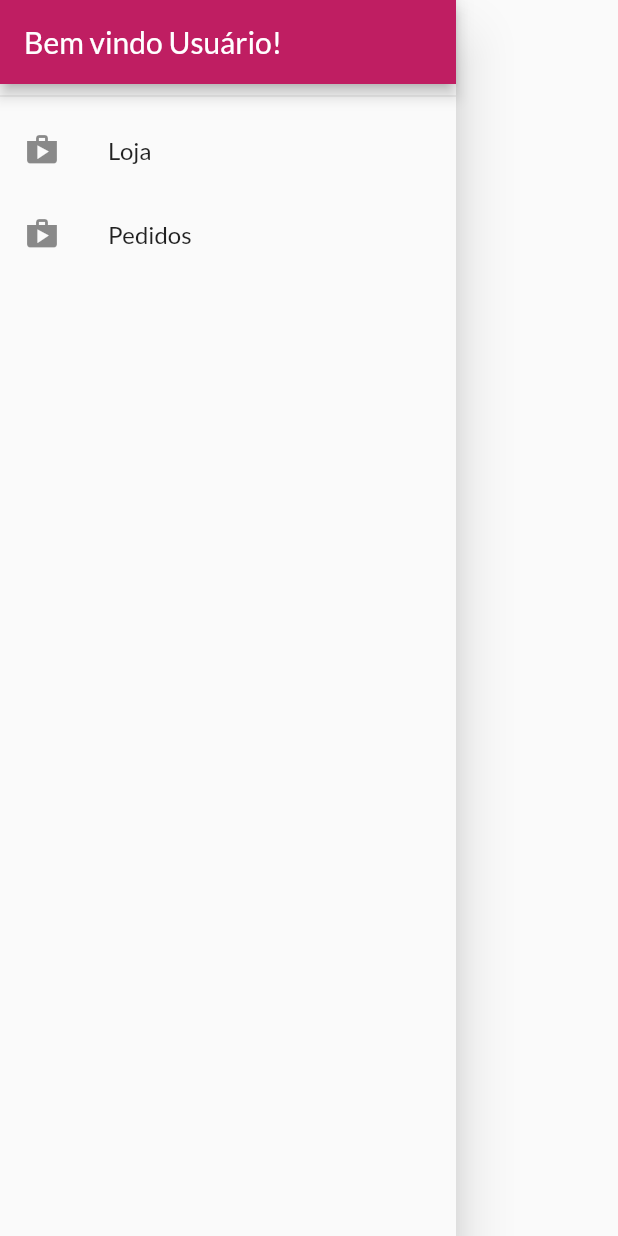
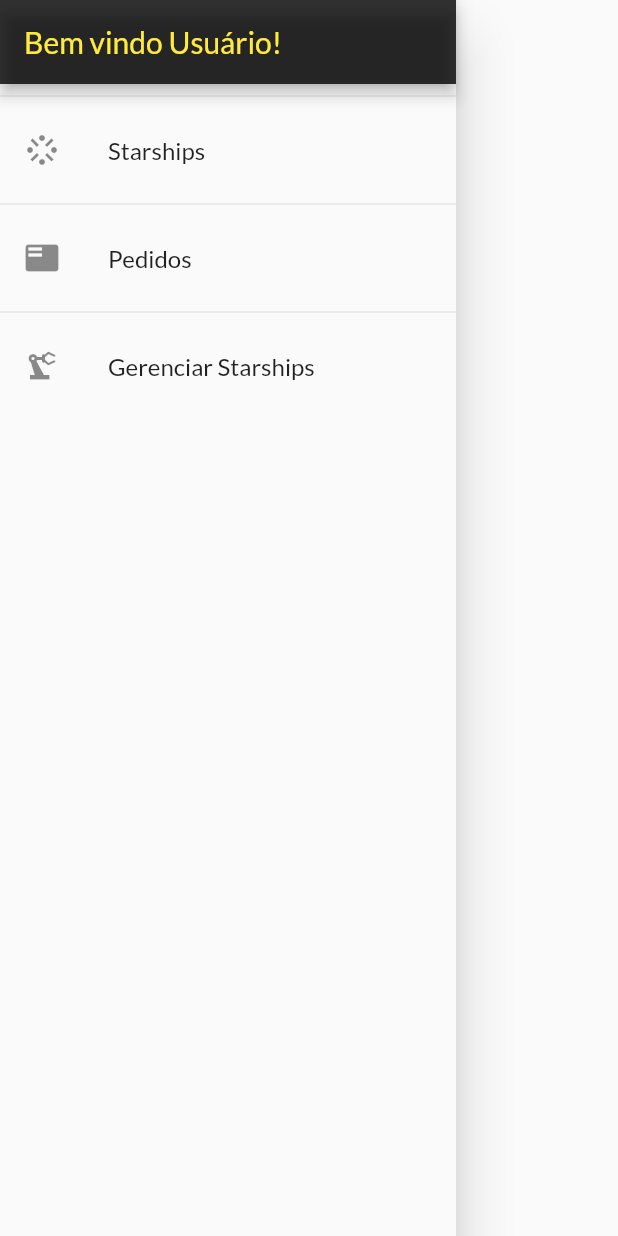
Before and after one commit to vinicius4006/app_shopping, a Flutter app: the AppDrawer widget shown alone on an empty page, opened directly, on a phone screen of 412 x 824 dp. Run offline on Flutter 3.47's test engine with Material 2 defaults, Android fonts, the phone set to English and light mode, and no system bars; network calls fail.

Commit message:
starship shop

```diff
--- a/lib/components/app_drawer.dart
+++ b/lib/components/app_drawer.dart
@@ -15,16 +15,24 @@ class AppDrawer extends StatelessWidget {
           ),
           const Divider(),
           ListTile(
-            leading: const Icon(Icons.shop),
-            title: const Text('Loja'),
+            leading: const Icon(Icons.stream),
+            title: const Text('Starships'),
             onTap: () =>
                 Navigator.of(context).pushReplacementNamed(AppRoutes.HOME),
           ),
+          const Divider(),
           ListTile(
-            leading: const Icon(Icons.shop),
+            leading: const Icon(Icons.featured_play_list),
             title: const Text('Pedidos'),
             onTap: () =>
                 Navigator.of(context).pushReplacementNamed(AppRoutes.ORDERS),
+          ),
+          const Divider(),
+          ListTile(
+            leading: const Icon(Icons.precision_manufacturing),
+            title: const Text('Gerenciar Starships'),
+            onTap: () =>
+                Navigator.of(context).pushReplacementNamed(AppRoutes.STARSHIPS),
           ),
         ],
       ),
--- a/lib/data/dummy_data.dart
+++ b/lib/data/dummy_data.dart
@@ -1,35 +1,37 @@
-import 'package:gerenciamento_estado/models/product.dart';
+import 'package:gerenciamento_estado/models/starship.dart';
 
 final dummyProducts = [
-  Product(
+  Starship(
     id: 'p1',
-    name: 'Red Shirt',
-    description: 'A red shirt - it is pretty red!',
+    name: 'Death Star',
+    description:
+        'Imperial Department of Military Research, Sienar Fleet Systems',
     price: 29.99,
     imageUrl:
-        'https://cdn.pixabay.com/photo/2016/10/02/22/17/red-t-shirt-1710578_1280.jpg',
+        'https://media.printables.com/media/prints/57266/images/571904_4853c69f-fcbc-4308-92b3-4b77fd510a13/thumbs/cover/1200x630/png/large_display_deathstar_57266.png',
   ),
-  Product(
+  Starship(
     id: 'p2',
-    name: 'Trousers',
-    description: 'A nice pair of trousers.',
+    name: 'CR90 corvette',
+    description: 'Corellian Engineering Corporation',
     price: 59.99,
     imageUrl:
-        'https://upload.wikimedia.org/wikipedia/commons/thumb/e/e8/Trousers%2C_dress_%28AM_1960.022-8%29.jpg/512px-Trousers%2C_dress_%28AM_1960.022-8%29.jpg',
+        'https://static.wikia.nocookie.net/starwars/images/2/24/TantiveIV-TSWB.png/revision/latest/scale-to-width-down/1000?cb=20201021033048',
   ),
-  Product(
+  Starship(
     id: 'p3',
-    name: 'Yellow Scarf',
-    description: 'Warm and cozy - exactly what you need for the winter.',
+    name: 'Star Destroyer',
+    description: 'Kuat Drive Yards',
     price: 19.99,
-    imageUrl: 'https://live.staticflickr.com/4043/4438260868_cc79b3369d_z.jpg',
+    imageUrl:
+        'https://assets-prd.ignimgs.com/2022/09/12/legostardestroyer-1663023187525.jpg',
   ),
-  Product(
+  Starship(
     id: 'p4',
-    name: 'A Pan',
-    description: 'Prepare any meal you want.',
+    name: 'Millennium Falcon',
+    description: 'Corellian Engineering Corporation',
     price: 49.99,
     imageUrl:
-        'https://upload.wikimedia.org/wikipedia/commons/thumb/1/14/Cast-Iron-Pan.jpg/1024px-Cast-Iron-Pan.jpg',
+        'https://static.wikia.nocookie.net/ptstarwars/images/d/dc/Melfal.jpg/revision/latest?cb=20100418033959',
   ),
 ];
--- a/lib/models/cart_item.dart
+++ b/lib/models/cart_item.dart
@@ -1,12 +1,12 @@
-import 'package:gerenciamento_estado/models/product_base.dart';
+import 'package:gerenciamento_estado/models/starship_base.dart';
 
-class CartItem extends ProductBase {
-  final String productId;
+class CartItem extends StarshipBase {
+  final String starshipId;
   final int quantity;
 
   CartItem(
       {required super.id,
-      required this.productId,
+      required this.starshipId,
       required super.name,
       required this.quantity,
       required super.price});
--- a/lib/models/product_base.dart
+++ /dev/null
@@ -1,6 +0,0 @@
-class ProductBase {
-  final String id, name;
-  final double price;
-
-  ProductBase({required this.id, required this.name, required this.price});
-}
--- a/lib/models/product_list.dart
+++ /dev/null
@@ -1,16 +0,0 @@
-import 'package:flutter/material.dart';
-import 'package:gerenciamento_estado/data/dummy_data.dart';
-import 'package:gerenciamento_estado/models/product.dart';
-
-class ProductList with ChangeNotifier {
-  final List<Product> _items = dummyProducts;
-
-  List<Product> get items => [..._items];
-  List<Product> get favoriteItems =>
-      [..._items].where((prod) => prod.isFavorite).toList();
-
-  // void addProduct(Product product) {
-  //   _items.add(product);
-  //   notifyListeners();
-  // }
-}
--- a/lib/models/product.dart
+++ b/lib/models/starship.dart
@@ -1,11 +1,11 @@
 import 'package:flutter/material.dart';
-import 'package:gerenciamento_estado/models/product_base.dart';
+import 'package:gerenciamento_estado/models/starship_base.dart';
 
-class Product extends ProductBase with ChangeNotifier {
+class Starship extends StarshipBase with ChangeNotifier {
   final String description, imageUrl;
   bool isFavorite = false;
 
-  Product(
+  Starship(
       {required super.id,
       required super.name,
       required this.description,
--- /dev/null
+++ b/lib/models/starship_base.dart
@@ -0,0 +1,6 @@
+class StarshipBase {
+  final String id, name;
+  final double price;
+
+  StarshipBase({required this.id, required this.name, required this.price});
+}
--- /dev/null
+++ b/lib/models/starship_list.dart
@@ -0,0 +1,18 @@
+import 'package:flutter/material.dart';
+import 'package:gerenciamento_estado/data/dummy_data.dart';
+import 'package:gerenciamento_estado/models/starship.dart';
+
+class StarshipList with ChangeNotifier {
+  final List<Starship> _items = dummyProducts;
+
+  List<Starship> get items => [..._items];
+  List<Starship> get favoriteItems =>
+      [..._items].where((prod) => prod.isFavorite).toList();
+
+  int get itemsCount => _items.length;
+
+  // void addProduct(Product product) {
+  //   _items.add(product);
+  //   notifyListeners();
+  // }
+}
--- a/lib/utils/app_routes.dart
+++ b/lib/utils/app_routes.dart
@@ -2,7 +2,9 @@
 
 class AppRoutes {
   static const HOME = '/';
-  static const PRODUCT_DETAIL = '/product-details';
+  static const STARSHIP_DETAIL = '/starship-details';
   static const CART = '/cart';
   static const ORDERS = '/orders';
+  static const STARSHIPS = '/starships';
+  static const STARSHIPS_FORM = '/starships-form';
 }
--- a/lib/views/cart_page.dart
+++ b/lib/views/cart_page.dart
@@ -33,7 +33,7 @@ class CartPage extends StatelessWidget {
                     width: 10,
                   ),
                   Chip(
-                    backgroundColor: const Color(0xffbf1e62),
+                    backgroundColor: Theme.of(context).colorScheme.primary,
                     label: Text(
                       cart.totalAmount.toString(),
                       style: TextStyle(
```
Also changed, not shown: lib/components/cart_item.dart (+25 -2 lines), lib/components/starship_item.dart (added, +36 -0 lines), lib/components/startship_grid.dart (renamed from lib/components/product_grid.dart, +7 -7 lines), lib/components/startship_grid_item.dart (renamed from lib/components/product_item.dart, +23 -12 lines), lib/main.dart (+18 -14 lines), lib/models/cart.dart (+31 -11 lines), lib/views/starship_detail_page.dart (renamed from lib/views/product_detail_page.dart, +9 -9 lines), lib/views/starship_form_page.dart (added, +21 -0 lines), lib/views/starships_overview_page.dart (renamed from lib/views/products_overview_page.dart, +7 -7 lines), lib/views/starships_page.dart (added, +43 -0 lines).
